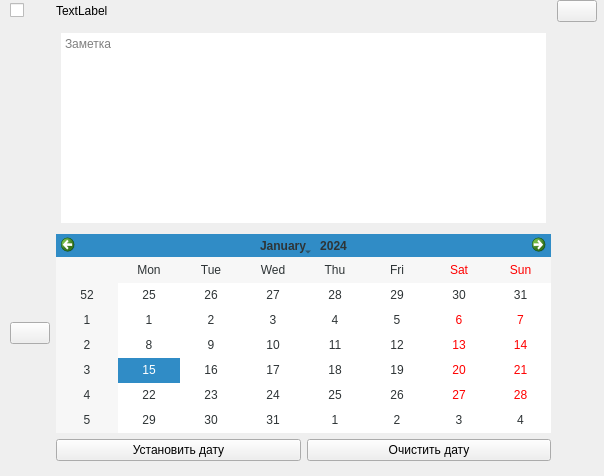
The window that part.ui (NAD777/yandex-toDo) describes before a commit, drawn with Qt 5.
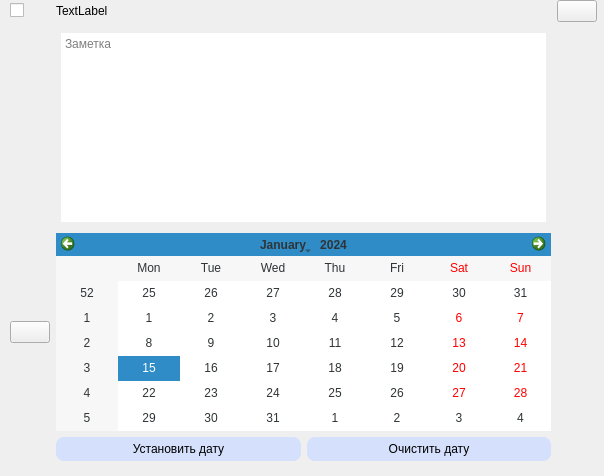
The same window after the commit. Icons and pictures are not drawn.

```diff
--- a/part.ui
+++ b/part.ui
@@ -91,8 +91,8 @@
        <string>&lt;!DOCTYPE HTML PUBLIC &quot;-//W3C//DTD HTML 4.0//EN&quot; &quot;http://www.w3.org/TR/REC-html40/strict.dtd&quot;&gt;
 &lt;html&gt;&lt;head&gt;&lt;meta name=&quot;qrichtext&quot; content=&quot;1&quot; /&gt;&lt;style type=&quot;text/css&quot;&gt;
 p, li { white-space: pre-wrap; }
-&lt;/style&gt;&lt;/head&gt;&lt;body style=&quot; font-family:'.AppleSystemUIFont'; font-size:13pt; font-weight:400; font-style:normal;&quot;&gt;
-&lt;p style=&quot;-qt-paragraph-type:empty; margin-top:0px; margin-bottom:0px; margin-left:0px; margin-right:0px; -qt-block-indent:0; text-indent:0px; font-family:'Ubuntu'; font-size:11pt;&quot;&gt;&lt;br /&gt;&lt;/p&gt;&lt;/body&gt;&lt;/html&gt;</string>
+&lt;/style&gt;&lt;/head&gt;&lt;body style=&quot; font-family:'Ubuntu'; font-size:11pt; font-weight:400; font-style:normal;&quot;&gt;
+&lt;p style=&quot;-qt-paragraph-type:empty; margin-top:0px; margin-bottom:0px; margin-left:0px; margin-right:0px; -qt-block-indent:0; text-indent:0px;&quot;&gt;&lt;br /&gt;&lt;/p&gt;&lt;/body&gt;&lt;/html&gt;</string>
       </property>
       <property name="placeholderText">
        <string>Заметка</string>
@@ -103,6 +103,11 @@
      <layout class="QHBoxLayout" name="horizontalLayout">
       <item>
        <widget class="QPushButton" name="set_date_btn">
+        <property name="styleSheet">
+         <string notr="true">background-color: rgb(213, 224, 252); 
+padding:5px;
+border-radius: 8px;</string>
+        </property>
         <property name="text">
          <string>Установить дату</string>
         </property>
@@ -110,6 +115,11 @@
       </item>
       <item>
        <widget class="QPushButton" name="clear_date_btn">
+        <property name="styleSheet">
+         <string notr="true">background-color: rgb(213, 224, 252); 
+padding:5px;
+border-radius: 8px;</string>
+        </property>
         <property name="text">
          <string>Очистить дату</string>
         </property>
```
